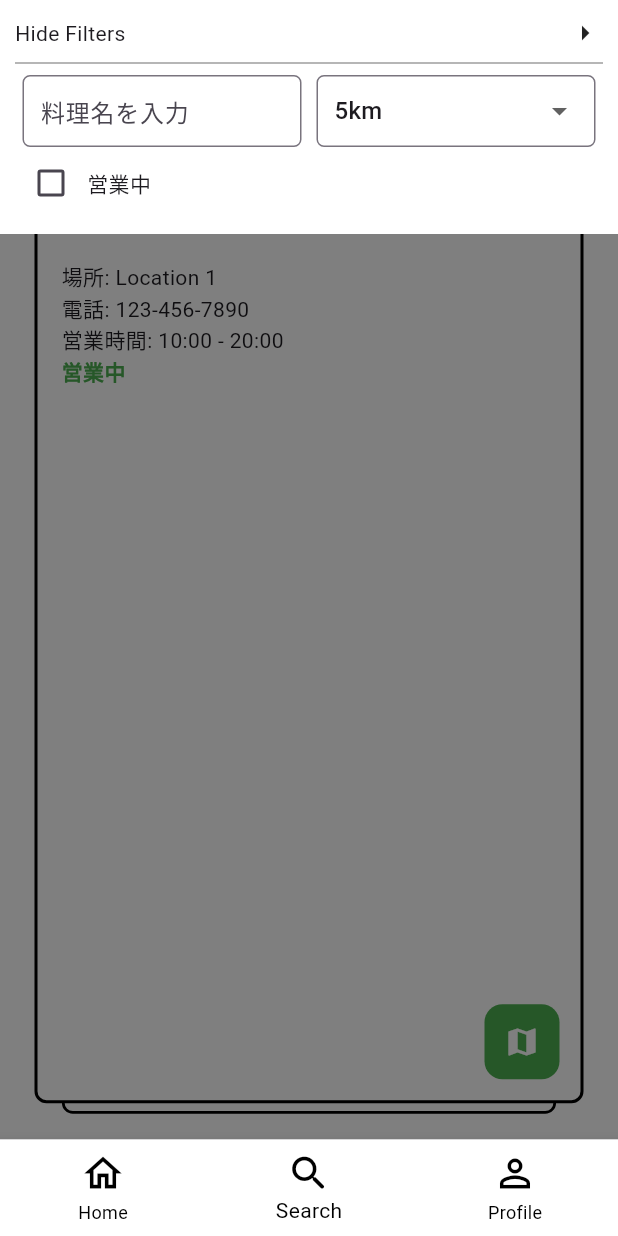
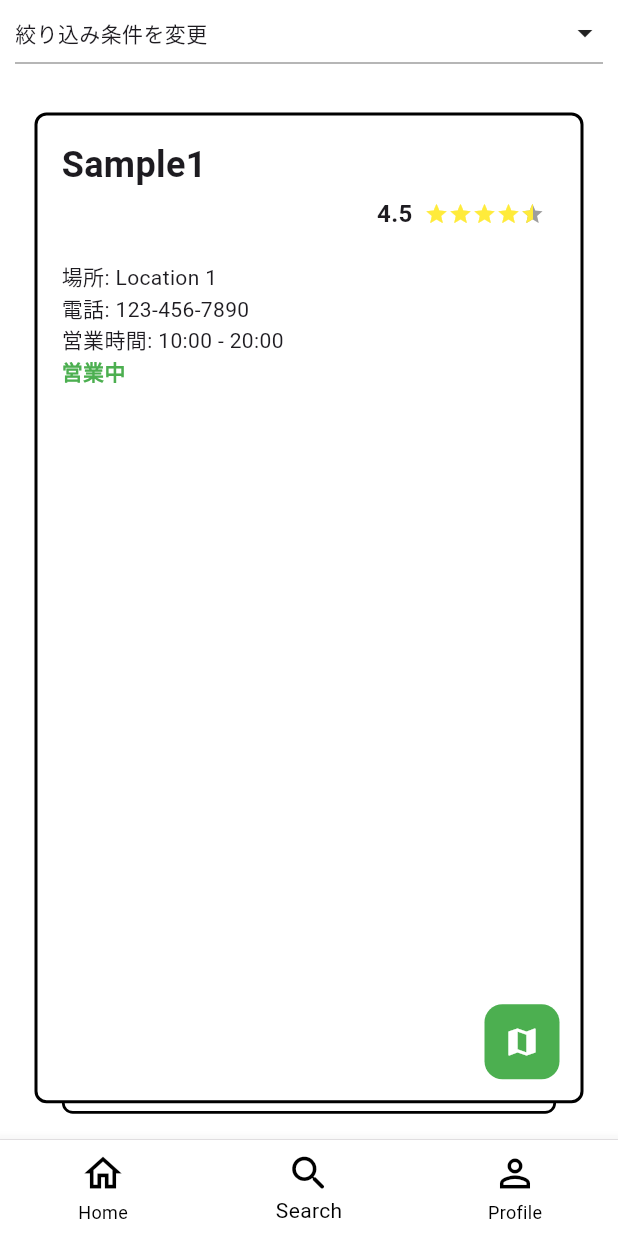
Before and after one commit to hayato-0510/gohan, a Flutter app: the screen it shows after launch, item 2 of the bottom bar chosen, on a phone screen of 412 x 824 dp. Run offline on Flutter 3.47's test engine with Material 3 defaults, Android fonts, the phone set to English and light mode, and no system bars; drawn by our look-alikes of appinio_swiper; our stand-ins replace geolocator, google_maps_flutter, permission_handler, sqflite; accounts and stored records are empty; Roboto replaces fonts that are missing (NotoSansJP).

Commit message:
checkboxlistに変更+矢印横のテキストをタップした時もタップ判定

```diff
--- a/lib/view/search/search_page.dart
+++ b/lib/view/search/search_page.dart
@@ -2,7 +2,7 @@ import 'package:flutter/material.dart';
 import 'package:provider/provider.dart';
 import 'package:appinio_swiper/appinio_swiper.dart';
 import 'package:gohan/components/restaurant_card/restaurant_card.dart';
-import 'package:gohan/components/check_box/check_box.dart';
+import 'package:gohan/components/check_box_list_tile/check_box_list_tile.dart';
 import 'package:gohan/components/dropdown_menu/dropdown_menu.dart';
 import 'package:gohan/view_model/restaurant_card_viewmodel/restaurant_card_viewmodel.dart';
 import 'package:gohan/view_model/user_engagement_viewmodel/user_engagement_viewmodel.dart';
@@ -17,7 +17,7 @@ class SearchPage extends StatefulWidget {
 
 class _SearchPageState extends State<SearchPage> {
   late TextEditingController _foodController;
-  bool _showUserCheckBar = true; // User Check Bar の表示/非表示を管理するフラグ
+  bool _showUserCheckBar = false; // User Check Bar の表示/非表示を管理するフラグ
   bool _isExpanded = false; // 矢印の向きを管理
 
   @override
@@ -47,25 +47,84 @@ class _SearchPageState extends State<SearchPage> {
     });
   }
 
+  Widget _buildFilterAndBarrier(BuildContext context) {
+    final screenHeight = MediaQuery.of(context).size.height;
+    final topPosition = screenHeight * 0; // 画面高さの0%
+
+    return _showUserCheckBar
+        ? GestureDetector(
+            onTap: _toggleUserCheckBar, // タップ時にフィルターバーを非表示にする
+            child: Stack(
+              children: [
+                ModalBarrier(
+                  color: Colors.black.withOpacity(0.5), // 半透明の黒
+                  dismissible: true, // バリアを解除できるようにする
+                  onDismiss: _toggleUserCheckBar, // バリアが解除されたときに呼び出すメソッド
+                ),
+                Positioned(
+                  top: topPosition, // 上からの位置
+                  left: 0,
+                  right: 0,
+                  child: AnimatedContainer(
+                    duration: const Duration(milliseconds: 300), // アニメーションの時間
+                    curve: Curves.easeInOut, // アニメーションのカーブ
+                    padding: const EdgeInsets.all(10.0), // パディング
+                    color: Colors.white, // 背景色を白に設定
+                    child: Column(
+                      children: [
+                        GestureDetector(
+                          onTap:
+                              _toggleUserCheckBar, // タップ時に_toggleUserCheckBarメソッドを呼び出す
+                          child: Column(
+                            children: [
+                              Row(
+                                mainAxisAlignment:
+                                    MainAxisAlignment.spaceBetween, // 両端に配置
+                                children: [
+                                  Expanded(
+                                    child: GestureDetector(
+                                      onTap:
+                                          _toggleUserCheckBar, // タップ時に_toggleUserCheckBarメソッドを呼び出す
+                                      child: Text(_showUserCheckBar
+                                          ? '閉じる'
+                                          : '絞り込み条件を変更'), // テキストを表示
+                                    ),
+                                  ),
+                                  Icon(
+                                    _isExpanded
+                                        ? Icons.arrow_drop_up
+                                        : Icons.arrow_drop_down, // アイコンの種類を切り替え
+                                  ),
+                                ],
+                              ),
+                              const Divider(
+                                color: Colors.grey, // 区切り線の色
+                                thickness: 1.0, // 線の太さ
+                              ),
+                            ],
+                          ),
+                        ),
+                        _setUserCheckBar(context), // フィルターバーの設定
+                      ],
+                    ),
+                  ),
+                ),
+              ],
+            ),
+          )
+        : const SizedBox.shrink(); // フィルターバーが表示されていないときは空のウィジェットを返す
+  }
+
   @override
   Widget build(BuildContext context) {
-    // buildメソッドをオーバーライドしてウィジェットを構築
-    final screenHeight = MediaQuery.of(context).size.height; // 画面の高さを取得
-    final topPosition = screenHeight * 0; // 画面高さの20%
-
     return Scaffold(
-      // Scaffoldウィジェットを返す
       backgroundColor: Colors.white, // 背景色を白に設定
       body: SafeArea(
-        // SafeAreaウィジェットで画面の安全領域を確保
         child: Stack(
-          // Stackウィジェットで重ね合わせを実現
           children: [
             Column(
-              // 縦にウィジェットを並べる
               children: [
                 Padding(
-                  // パディングを追加
                   padding: const EdgeInsets.only(
                     left: 10.0,
                     right: 10.0,
@@ -73,52 +132,42 @@ class _SearchPageState extends State<SearchPage> {
                     bottom: 1.0,
                   ),
                   child: Column(
-                    // コラムウィジェットで縦にウィジェットを並べる
                     children: [
                       GestureDetector(
-                        // タップを検出するウィジェット
                         onTap:
                             _toggleUserCheckBar, // タップ時に_toggleUserCheckBarメソッドを呼び出す
                         child: Row(
-                          // 横にウィジェットを並べる
                           mainAxisAlignment:
                               MainAxisAlignment.spaceBetween, // 両端に配置
                           children: [
-                            Text(_showUserCheckBar
-                                ? 'Hide Filters'
-                                : 'Show Filters'), // テキストを表示
+                            Expanded(
+                              child: Text(_showUserCheckBar
+                                  ? '閉じる'
+                                  : '絞り込み条件を変更'), // テキストを表示
+                            ),
                             Icon(
-                              // アイコンを表示
                               _isExpanded
-                                  ? Icons.arrow_drop_down
-                                  : Icons.arrow_right, // アイコンの種類を切り替え
+                                  ? Icons.arrow_drop_up
+                                  : Icons.arrow_drop_down, // アイコンの種類を切り替え
                             ),
                           ],
                         ),
                       ),
                       const Divider(
-                        // 区切り線を表示
-                        color: Colors.grey, // 線の色
+                        color: Colors.grey, // 区切り線の色
                         thickness: 1.0, // 線の太さ
-                        indent: 0.0, // 左側のインデント
-                        endIndent: 0.0, // 右側のインデント
                       ),
                     ],
                   ),
                 ),
                 Expanded(
-                  // 残りのスペースを埋める
                   child: Padding(
-                    // パディングを追加
                     padding: const EdgeInsets.symmetric(
                         horizontal: 15, vertical: 20),
                     child: Consumer<RestaurantCardViewModel>(
-                      // ConsumerウィジェットでViewModelを取得
                       builder: (context, viewModel, child) {
                         if (viewModel.restaurants.isEmpty) {
-                          // レストランが空の場合
                           return ElevatedButton(
-                            // ボタンを表示
                             onPressed: () {
                               viewModel
                                   .fetchRestaurantDetails(); // ボタン押下時にレストラン情報を取得
@@ -129,25 +178,22 @@ class _SearchPageState extends State<SearchPage> {
                         }
 
                         return AppinioSwiper(
-                          // スワイプウィジェットを表示
                           cardCount: viewModel.restaurants.length, // カードの数
                           cardBuilder: (BuildContext context, int index) {
                             return RestaurantCard(
-                                restaurant: viewModel
-                                    .restaurants[index]); // レストランカードを表示
+                              restaurant:
+                                  viewModel.restaurants[index], // レストランカードを表示
+                            );
                           },
                           maxAngle: 15, // スワイプの最大角度
                           onSwipeEnd: (int previousIndex, int targetIndex,
                               SwiperActivity activity) async {
-                            // スワイプ終了時の処理
                             if (activity is Swipe) {
-                              // スワイプアクティビティの場合
                               final isFavorite = activity.direction ==
                                   AxisDirection.right; // 右スワイプでお気に入り
                               Provider.of<UserEngagementViewModel>(context,
                                       listen: false)
                                   .saveToEngagementDB(
-                                // データベースに保存
                                 id: viewModel.restaurants[previousIndex].id
                                     .toString(),
                                 name: viewModel.restaurants[previousIndex].name,
@@ -162,7 +208,6 @@ class _SearchPageState extends State<SearchPage> {
                                 isFavorite: isFavorite,
                               );
                               WidgetsBinding.instance.addPostFrameCallback((_) {
-                                // フレームコールバックを追加
                                 if (previousIndex <
                                     viewModel.restaurants.length) {
                                   viewModel.removeRestaurant(
@@ -172,8 +217,7 @@ class _SearchPageState extends State<SearchPage> {
                             }
                           },
                           onEnd: () {
-                            // カードがなくなった時の処理
-                            print('No more cards');
+                            print('No more cards'); // カードがなくなった時の処理
                           },
                         );
                       },
@@ -182,65 +226,7 @@ class _SearchPageState extends State<SearchPage> {
                 ),
               ],
             ),
-            if (_showUserCheckBar)
-              GestureDetector(
-                onTap: _toggleUserCheckBar, // タップ時にフィルターバーを非表示にする
-                child: Stack(
-                  children: [
-                    ModalBarrier(
-                      color: Colors.black.withOpacity(0.5), // 半透明の黒
-                      dismissible: true, // バリアを解除できるようにする
-                      onDismiss: _toggleUserCheckBar, // バリアが解除されたときに呼び出すメソッド
-                    ),
-                    Positioned(
-                      top: topPosition, // 上からの位置
-                      left: 0,
-                      right: 0,
-                      child: AnimatedContainer(
-                        // アニメーション付きコンテナ
-                        duration:
-                            const Duration(milliseconds: 300), // アニメーションの時間
-                        curve: Curves.easeInOut, // アニメーションのカーブ
-                        padding: const EdgeInsets.all(10.0), // パディング
-                        color: Colors.white, // 背景色を白に設定
-                        child: Column(
-                          // コラムウィジェットで縦にウィジェットを並べる
-                          children: [
-                            GestureDetector(
-                              onTap:
-                                  _toggleUserCheckBar, // タップ時に_toggleUserCheckBarメソッドを呼び出す
-                              child: Row(
-                                // 横にウィジェットを並べる
-                                mainAxisAlignment:
-                                    MainAxisAlignment.spaceBetween, // 両端に配置
-                                children: [
-                                  Text(_showUserCheckBar
-                                      ? 'Hide Filters'
-                                      : 'Show Filters'), // テキストを表示
-                                  Icon(
-                                    // アイコンを表示
-                                    _isExpanded
-                                        ? Icons.arrow_drop_down
-                                        : Icons.arrow_right, // アイコンの種類を切り替え
-                                  ),
-                                ],
-                              ),
-                            ),
-                            const Divider(
-                              // 区切り線を表示
-                              color: Colors.grey, // 線の色
-                              thickness: 1.0, // 線の太さ
-                              indent: 0.0, // 左側のインデント
-                              endIndent: 0.0, // 右側のインデント
-                            ),
-                            _setUserCheckBar(context), // フィルターバーの設定
-                          ],
-                        ),
-                      ),
-                    ),
-                  ],
-                ),
-              )
+            _buildFilterAndBarrier(context), // フィルターバーとモーダルバリアを表示
           ],
         ),
       ),
@@ -286,7 +272,7 @@ class _SearchPageState extends State<SearchPage> {
         Row(
           children: [
             Expanded(
-              child: CheckBox(
+              child: CheckBoxListTileWidget(
                 title: '営業中',
                 initialValue: userSearchSettings.isOpen,
                 onChanged: (bool? value) {
```
Also changed, not shown: lib/components/check_box_list_tile/check_box_list_tile.dart (added, +50 -0 lines).
